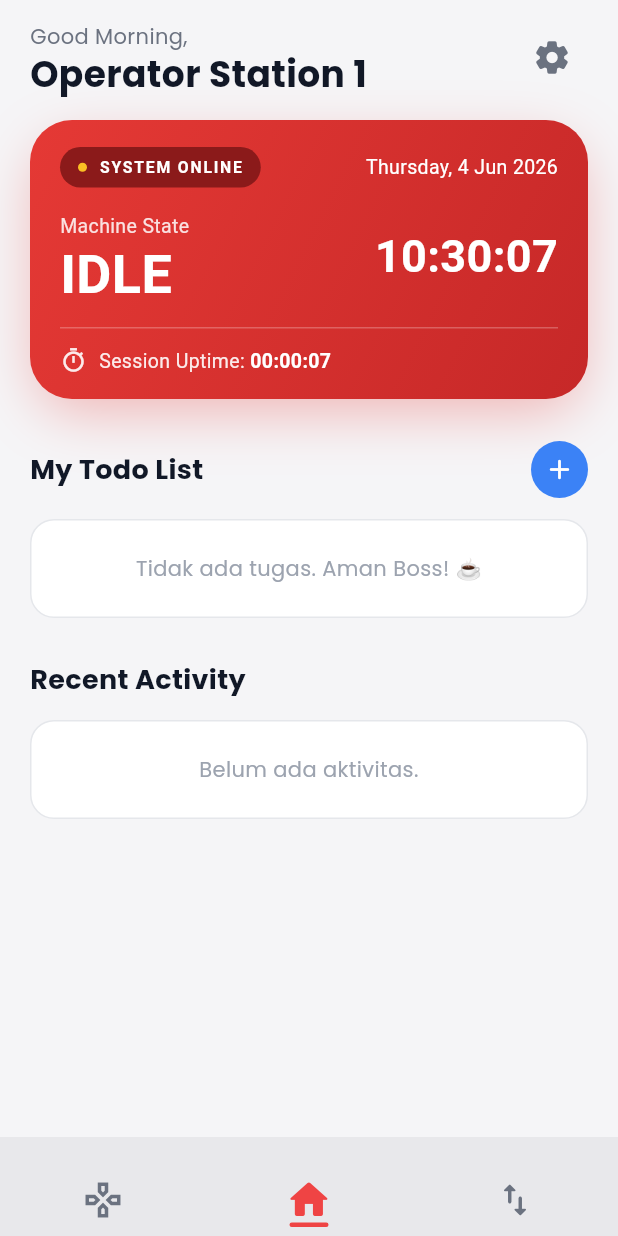
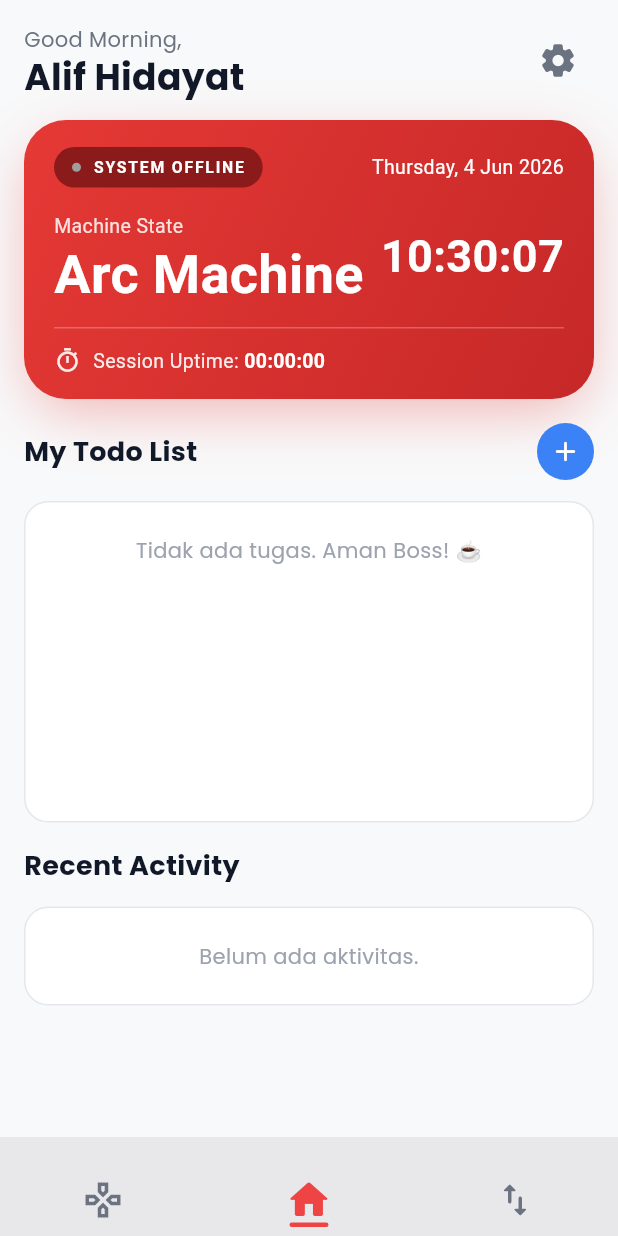
Before and after one commit to Void491111/arc-mobile-app, a Flutter app: the screen it shows after launch, on a phone screen of 412 x 824 dp. Run offline on Flutter 3.47's test engine with Material 3 defaults, Android fonts, the phone set to English and light mode, and no system bars; drawn by our look-alikes of toastification; our stand-ins replace google_fonts, shared_preferences.

Commit message:
fix layout home

```diff
--- a/lib/features/home/views/home_page.dart
+++ b/lib/features/home/views/home_page.dart
@@ -1,16 +1,13 @@
+// lib/features/home/views/home_page.dart
 import 'package:flutter/material.dart';
 
 import '../../activity/views/activity_page.dart';
 import '../controllers/home_controller.dart';
 import '../widgets/activity_section.dart';
-import '../widgets/app_bottom_nav.dart';
 import '../widgets/home_header.dart';
 import '../widgets/status_card.dart';
 import '../widgets/todo_dialog.dart';
 import '../widgets/todo_section.dart';
-import '../../control_cabinet/views/control_cabinet_page.dart';
-
-
 
 class HomePage extends StatefulWidget {
   const HomePage({super.key});
@@ -20,8 +17,10 @@ class HomePage extends StatefulWidget {
 }
 
 class _HomePageState extends State<HomePage> {
+  final ScrollController _todoScrollController = ScrollController();
+  final ScrollController _activityScrollController = ScrollController();
+
   late final HomeController _controller;
-  int _activeNavIndex = 1;
 
   @override
   void initState() {
@@ -32,6 +31,8 @@ class _HomePageState extends State<HomePage> {
 
   @override
   void dispose() {
+    _todoScrollController.dispose();
+    _activityScrollController.dispose();
     _controller.dispose();
     super.dispose();
   }
@@ -57,57 +58,69 @@ class _HomePageState extends State<HomePage> {
     );
   }
 
-  // Di dalam file home_page.dart boss, bagian build-nya jadi begini:
   @override
   Widget build(BuildContext context) {
     return Scaffold(
-      resizeToAvoidBottomInset: false,
+      backgroundColor: const Color(0xFFF8F9FA),
       body: SafeArea(
-        bottom: false,
-        child: ListenableBuilder(
-          listenable: _controller,
-          builder: (context, _) {
-            // Langsung pakai Column aja, gak usah digabung sama BottomNav lagi
+        child: Padding(
+          padding: const EdgeInsets.all(16.0),
+          child: AnimatedBuilder(
+            animation: _controller,
+            builder: (context, child) {
               return Column(
-              children: [
-                Expanded(
-                  child: SingleChildScrollView(
-                    padding: const EdgeInsets.fromLTRB(20, 14, 20, 24),
-                    physics: const BouncingScrollPhysics(),
-                    child: Column(
                 crossAxisAlignment: CrossAxisAlignment.start,
                 children: [
+                  // --- 1. HEADER ---
                   HomeHeader(
-                          greeting: _greetingFor(_controller.now.hour),
-                          operatorName: _controller.operatorName,
-                          onSettingsTap: () {},
+                    greeting: _greetingFor(DateTime.now().hour),
+                    operatorName: 'Alif Hidayat', // Nama operator dipasang di sini
+                    onSettingsTap: () {
+                      // Kosongin dulu boss buat nanti
+                    },
                   ),
-                        const SizedBox(height: 18),
+
+                  const SizedBox(height: 16),
+
+                  // --- 2. STATUS CARD ---
                   StatusCard(
-                          systemStatus: _controller.systemStatus,
-                          machineLabel: _controller.machineStateLabel(),
-                          now: _controller.now,
-                          uptime: _controller.sessionUptime,
+                    systemStatus: SystemStatus.offline,
+                    machineLabel: 'Arc Machine',
+                    now: DateTime.now(),
+                    uptime: const Duration(hours: 0, minutes: 0, seconds: 0),
                   ),
-                        const SizedBox(height: 28),
-                        TodoSection(
-                          todos: _controller.todos,
+
+                  const SizedBox(height: 16),
+
+                  // --- 3. SECTION: MY TODO LIST ---
+                  Expanded(
+                    flex: 3,
+                    child: TodoSection(
+                      todos: _controller.todos, // Mengambil list dari controller
                       onAdd: _showAddTodoDialog,
                       onToggle: _controller.toggleTodo,
                       onRemove: _controller.removeTodo,
-                        ),
-                        const SizedBox(height: 28),
-                        ActivitySection(onViewAll: _openActivityPage),
-                      ],
+                      scrollController: _todoScrollController,
+                      // TODO: Hapus komen di bawah ini KALAU file todo_section.dart udah boss update!
+                      // scrollController: _todoScrollController,
                     ),
                   ),
+
+                  const SizedBox(height: 16),
+
+                  // --- 4. SECTION: RECENT ACTIVITY ---
+                  Expanded(
+                    flex: 2,
+                    child: ActivitySection(
+                      onViewAll: _openActivityPage,
                     ),
-                // AppBottomNav DIHAPUS DARI SINI
+                  ),
                 ],
               );
             },
           ),
         ),
+      ),
     );
   }
 }
--- a/lib/features/home/widgets/todo_section.dart
+++ b/lib/features/home/widgets/todo_section.dart
@@ -11,12 +11,16 @@ class TodoSection extends StatelessWidget {
   final Future<void> Function(String id) onToggle;
   final Future<void> Function(String id) onRemove;
 
+  // 1. Tambahkan parameter scrollController boss!
+  final ScrollController scrollController;
+
   const TodoSection({
     super.key,
     required this.todos,
     required this.onAdd,
     required this.onToggle,
     required this.onRemove,
+    required this.scrollController, // Wajib diisi saat dipanggil di HomePage
   });
 
   @override
@@ -29,15 +33,31 @@ class TodoSection extends StatelessWidget {
           trailing: _AddButton(onTap: onAdd),
         ),
         const SizedBox(height: 14),
-        if (todos.isEmpty)
-          const _EmptyTodos()
-        else
-          ...todos.map(
-            (t) => _TodoTile(
+
+        // 2. Gunakan Expanded & ListView biar nggak overflow
+        Expanded(
+          child: todos.isEmpty
+              ? const _EmptyTodos()
+              : Scrollbar(
+                  controller: scrollController,
+                  thumbVisibility: true, // Biar bar scroll-nya kelihatan
+                  thickness: 4.0,
+                  radius: const Radius.circular(8),
+                  child: ListView.builder(
+                    controller: scrollController,
+                    physics: const BouncingScrollPhysics(),
+                    padding: EdgeInsets.zero, // Hilangkan padding bawaan biar rapi
+                    itemCount: todos.length,
+                    itemBuilder: (context, index) {
+                      final t = todos[index];
+                      return _TodoTile(
                         key: ValueKey(t.id),
                         todo: t,
                         onToggle: () => onToggle(t.id),
                         onRemove: () => onRemove(t.id),
+                      );
+                    },
+                  ),
                 ),
         ),
       ],
```
Lines whose indentation alone changed are shown as unchanged.
